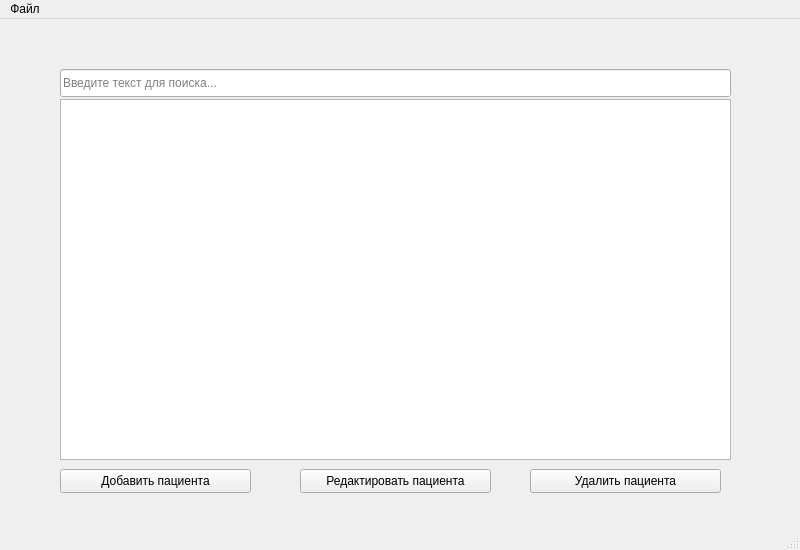
Old version of the form mainwindow.ui in the repository Alexashin/cards-manager.
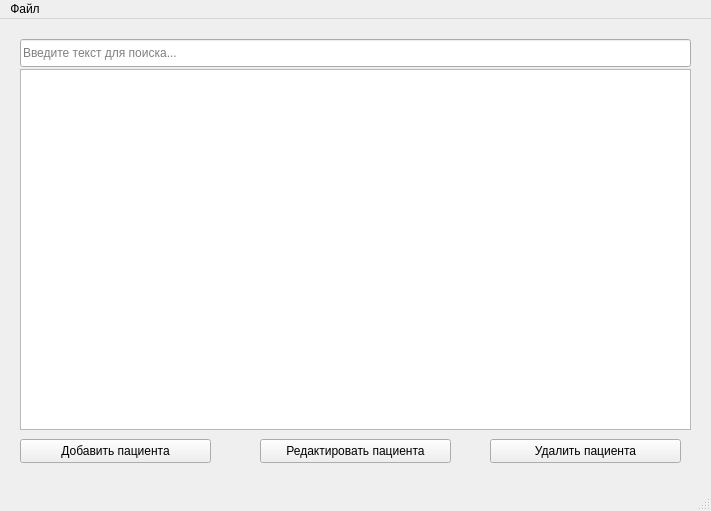
New version of the form.

```diff
--- a/mainwindow.ui
+++ b/mainwindow.ui
@@ -6,8 +6,8 @@
    <rect>
     <x>0</x>
     <y>0</y>
-    <width>800</width>
-    <height>550</height>
+    <width>711</width>
+    <height>511</height>
    </rect>
   </property>
   <property name="windowTitle">
@@ -17,8 +17,8 @@
    <widget class="QTableWidget" name="generalTable">
     <property name="geometry">
      <rect>
-      <x>60</x>
-      <y>80</y>
+      <x>20</x>
+      <y>50</y>
       <width>671</width>
       <height>361</height>
      </rect>
@@ -27,8 +27,8 @@
    <widget class="QPushButton" name="addPatientButton">
     <property name="geometry">
      <rect>
-      <x>60</x>
-      <y>450</y>
+      <x>20</x>
+      <y>420</y>
       <width>191</width>
       <height>24</height>
      </rect>
@@ -40,8 +40,8 @@
    <widget class="QPushButton" name="deletePatientButton">
     <property name="geometry">
      <rect>
-      <x>530</x>
-      <y>450</y>
+      <x>490</x>
+      <y>420</y>
       <width>191</width>
       <height>24</height>
      </rect>
@@ -53,8 +53,8 @@
    <widget class="QPushButton" name="editPatientButton">
     <property name="geometry">
      <rect>
-      <x>300</x>
-      <y>450</y>
+      <x>260</x>
+      <y>420</y>
       <width>191</width>
       <height>24</height>
      </rect>
@@ -66,8 +66,8 @@
    <widget class="QLineEdit" name="searchLineEdit">
     <property name="geometry">
      <rect>
-      <x>60</x>
-      <y>50</y>
+      <x>20</x>
+      <y>20</y>
       <width>671</width>
       <height>28</height>
      </rect>
@@ -82,7 +82,7 @@
     <rect>
      <x>0</x>
      <y>0</y>
-     <width>800</width>
+     <width>711</width>
      <height>25</height>
     </rect>
    </property>
```
Left out of the diff: 2 changed lines with no effect on the pictures.
